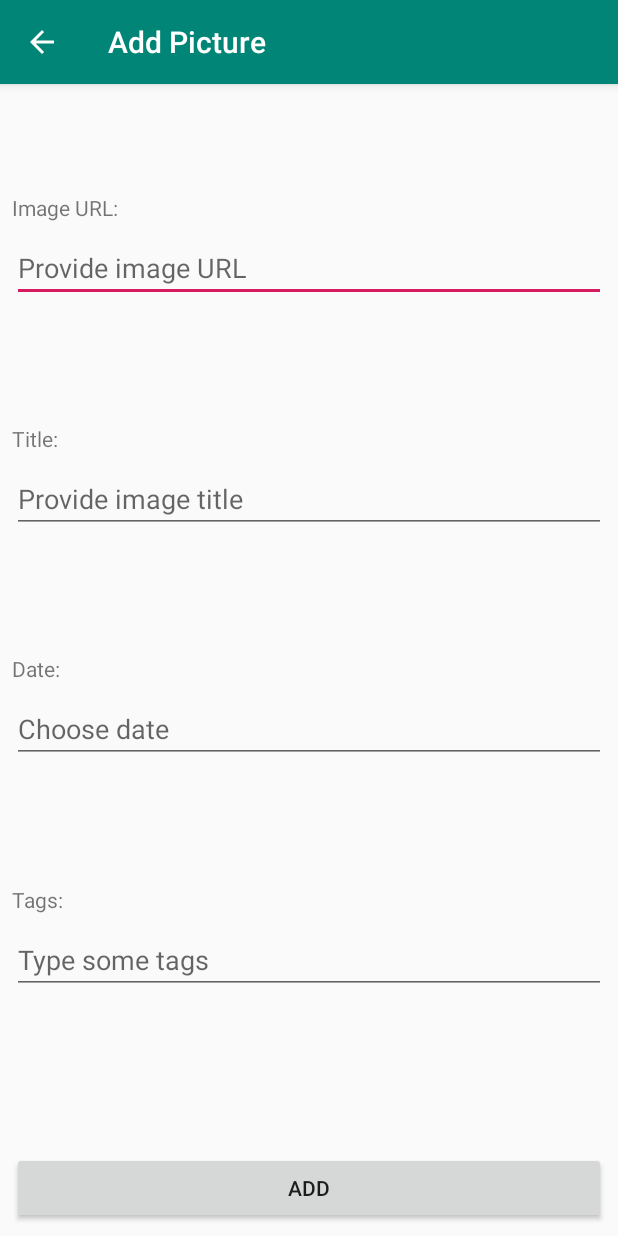
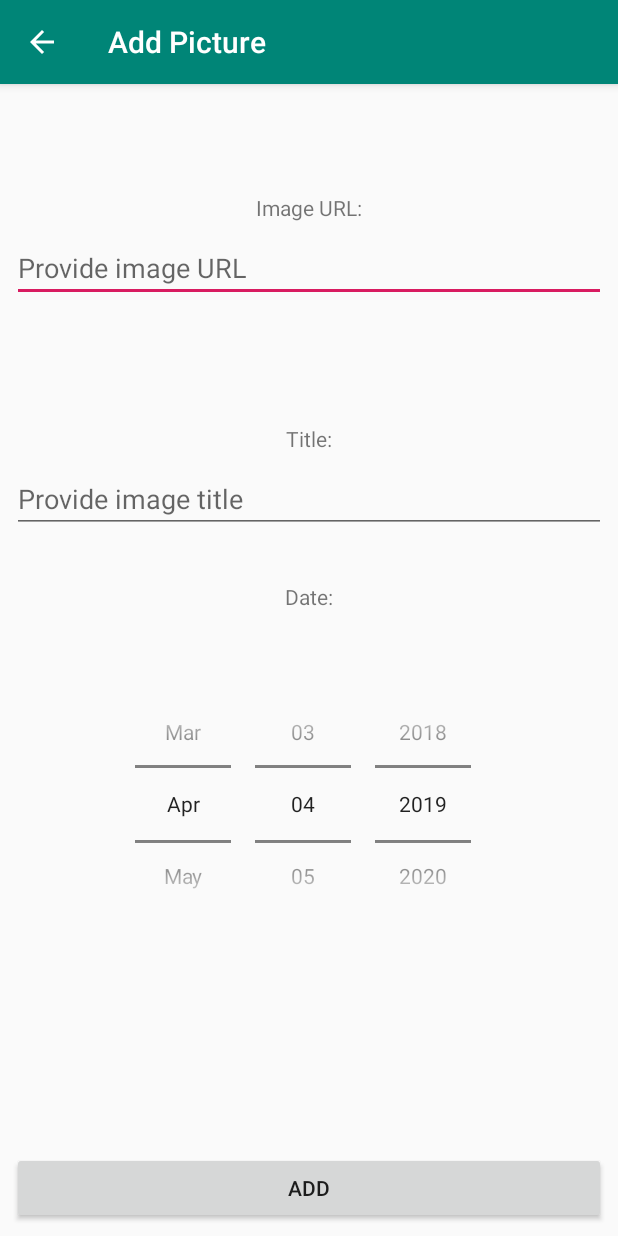
Before and after one commit to FigBar/SWiM, an Android app: the AddPictureActivity screen opened directly, with no data from a screen before it, on a phone screen of 412 x 824 dp. Run offline under Robolectric (Android 15) with nearby library versions, the phone set to English and light mode, and no system bars.

Commit message:
feat(labeler): Change component responsible for date input

```diff
--- a/PictureUploader/app/src/main/java/com/example/pictureuploader/AddPictureActivity.kt
+++ b/PictureUploader/app/src/main/java/com/example/pictureuploader/AddPictureActivity.kt
@@ -1,10 +1,12 @@
 package com.example.pictureuploader
 
 import android.app.Activity
+import android.content.Context
 import android.content.Intent
 import androidx.appcompat.app.AppCompatActivity
 import android.os.Bundle
 import android.view.View
+import android.widget.DatePicker
 import android.widget.EditText
 import android.widget.Toast
 import com.example.pictureuploader.logic.PictureRecord
@@ -28,23 +30,10 @@ class AddPictureActivity : AppCompatActivity() {
 
         val url = getValidParameter(url_input, "image url") ?: return
         val title = getValidParameter(title_input, "image title") ?: return
-        val date = getValidParameter(date_input, "date") ?: return
-        //val tags = tags_input.text.toString()
-        //val tagArray: Array<String> = tags.split(",").map { it.trim() }.toTypedArray()
-
-
-        val currentDate: Date
-        val dateParser = SimpleDateFormat("dd.MM.yyyy", Locale.getDefault())
-
-        try {
-            currentDate = dateParser.parse(date)
-        } catch (exc: ParseException) {
-            Toast.makeText(this, "Invalid date format", Toast.LENGTH_SHORT).show()
-            return
-        }
+        val date = date_picker.checkIfDateNotFromFuture(this) ?: return
 
         val replyIntent = Intent()
-        replyIntent.putExtra(REPLY_KEY, PictureRecord(url, title, currentDate, arrayOf(" ")))
+        replyIntent.putExtra(REPLY_KEY, PictureRecord(url, title, date))
         setResult(Activity.RESULT_OK, replyIntent)
         finish()
     }
@@ -57,4 +46,15 @@ class AddPictureActivity : AppCompatActivity() {
         }
         return src.text.toString()
     }
+
+    fun DatePicker.checkIfDateNotFromFuture(context: Context): Calendar? {
+        val date = Calendar.getInstance()
+        date.set(year, month, dayOfMonth)
+        if (date <= Calendar.getInstance()) {
+            return date
+        } else {
+            Toast.makeText(context, "Chosen date is invalid!", Toast.LENGTH_SHORT).show()
+            return null
+        }
+    }
 }
--- a/PictureUploader/app/src/main/java/com/example/pictureuploader/logic/PictureRecord.kt
+++ b/PictureUploader/app/src/main/java/com/example/pictureuploader/logic/PictureRecord.kt
@@ -5,5 +5,5 @@ import kotlinx.android.parcel.Parcelize
 import java.util.*
 
 @Parcelize
-data class PictureRecord(val url: String, val title: String, val date: Date, var tags: Array<String> ) : Parcelable {
+data class PictureRecord(val url: String, val title: String, val date: Calendar) : Parcelable {
 }
--- a/PictureUploader/app/src/main/java/com/example/pictureuploader/recycle_view/PictureComponentAdapter.kt
+++ b/PictureUploader/app/src/main/java/com/example/pictureuploader/recycle_view/PictureComponentAdapter.kt
@@ -33,7 +33,7 @@ class PictureComponentAdapter(private val dataSet: MutableList<PictureRecord>, p
 
     override fun onBindViewHolder(holder: PictureComponentViewHolder, position: Int) {
         holder.titleDisplay.text = dataSet[position].title
-        holder.dateDisplay.text = SimpleDateFormat("dd-MM-yyyy", Locale.getDefault()).format(dataSet[position].date)
+        holder.dateDisplay.text = SimpleDateFormat("dd-MM-yyyy", Locale.getDefault()).format(dataSet[position].date.time)
         loadPictureAndTags(dataSet[position].url, holder)
 
     }
--- a/PictureUploader/app/src/main/res/layout/activity_add_picture.xml
+++ b/PictureUploader/app/src/main/res/layout/activity_add_picture.xml
@@ -21,26 +21,20 @@
         app:layout_constraintGuide_percent="0.4" />
 
     <androidx.constraintlayout.widget.Guideline
-        android:id="@+id/guideline8"
-        android:layout_width="wrap_content"
-        android:layout_height="wrap_content"
-        android:orientation="horizontal"
-        app:layout_constraintGuide_percent="0.6" />
-
-    <androidx.constraintlayout.widget.Guideline
         android:id="@+id/guideline9"
         android:layout_width="wrap_content"
         android:layout_height="wrap_content"
         android:orientation="horizontal"
-        app:layout_constraintGuide_percent="0.8" />
+        app:layout_constraintGuide_percent="0.75" />
 
     <TextView
         android:id="@+id/url_label"
-        android:layout_width="wrap_content"
+        android:layout_width="0dp"
         android:layout_height="wrap_content"
         android:layout_marginStart="8dp"
         android:layout_marginEnd="8dp"
         android:layout_marginBottom="8dp"
+        android:gravity="center"
         android:text="Image URL:"
         app:layout_constraintBottom_toTopOf="@+id/url_input"
         app:layout_constraintEnd_toEndOf="parent"
@@ -83,76 +77,32 @@
 
     <TextView
         android:id="@+id/title_label"
-        android:layout_width="wrap_content"
+        android:layout_width="0dp"
         android:layout_height="wrap_content"
         android:layout_marginStart="8dp"
         android:layout_marginEnd="8dp"
         android:layout_marginBottom="8dp"
+        android:gravity="center"
         android:text="Title:"
         app:layout_constraintBottom_toTopOf="@+id/title_input"
         app:layout_constraintEnd_toEndOf="parent"
         app:layout_constraintHorizontal_bias="0.0"
         app:layout_constraintStart_toStartOf="parent" />
 
-    <EditText
-        android:id="@+id/date_input"
+    <DatePicker
+        android:id="@+id/date_picker"
         android:layout_width="0dp"
-        android:layout_height="wrap_content"
+        android:layout_height="0dp"
         android:layout_marginStart="8dp"
         android:layout_marginTop="8dp"
         android:layout_marginEnd="8dp"
         android:layout_marginBottom="8dp"
-        android:ems="10"
-        android:hint="Choose date"
-        android:inputType="date"
-        app:layout_constraintBottom_toTopOf="@+id/guideline8"
+        android:calendarViewShown="false"
+        android:datePickerMode="spinner"
+        app:layout_constraintBottom_toTopOf="@id/guideline9"
         app:layout_constraintEnd_toEndOf="parent"
         app:layout_constraintStart_toStartOf="parent"
-        app:layout_constraintTop_toTopOf="@+id/guideline7"
-        app:layout_constraintVertical_bias="1.0" />
-
-    <TextView
-        android:id="@+id/date_label"
-        android:layout_width="wrap_content"
-        android:layout_height="wrap_content"
-        android:layout_marginStart="8dp"
-        android:layout_marginEnd="8dp"
-        android:layout_marginBottom="8dp"
-        android:text="Date:"
-        app:layout_constraintBottom_toTopOf="@+id/date_input"
-        app:layout_constraintEnd_toEndOf="parent"
-        app:layout_constraintHorizontal_bias="0.0"
-        app:layout_constraintStart_toStartOf="parent" />
-
-    <EditText
-        android:id="@+id/tags_input"
-        android:layout_width="0dp"
-        android:layout_height="wrap_content"
-        android:layout_marginStart="8dp"
-        android:layout_marginTop="8dp"
-        android:layout_marginEnd="8dp"
-        android:layout_marginBottom="8dp"
-        android:ems="10"
-        android:hint="Type some tags"
-        android:inputType="textPersonName"
-        app:layout_constraintBottom_toTopOf="@+id/guideline9"
-        app:layout_constraintEnd_toEndOf="parent"
-        app:layout_constraintStart_toStartOf="parent"
-        app:layout_constraintTop_toTopOf="@+id/guideline8"
-        app:layout_constraintVertical_bias="1.0" />
-
-    <TextView
-        android:id="@+id/tags_label"
-        android:layout_width="wrap_content"
-        android:layout_height="wrap_content"
-        android:layout_marginStart="8dp"
-        android:layout_marginEnd="8dp"
-        android:layout_marginBottom="8dp"
-        android:text="Tags:"
-        app:layout_constraintBottom_toTopOf="@+id/tags_input"
-        app:layout_constraintEnd_toEndOf="parent"
-        app:layout_constraintHorizontal_bias="0.0"
-        app:layout_constraintStart_toStartOf="parent" />
+        app:layout_constraintTop_toTopOf="@+id/guideline8" />
 
     <Button
         android:id="@+id/add_picture_button"
@@ -162,11 +112,33 @@
         android:layout_marginTop="8dp"
         android:layout_marginEnd="8dp"
         android:layout_marginBottom="8dp"
+        android:onClick="onAddClicked"
         android:text="Add"
-        android:onClick="onAddClicked"
         app:layout_constraintBottom_toBottomOf="parent"
         app:layout_constraintEnd_toEndOf="parent"
         app:layout_constraintStart_toStartOf="parent"
         app:layout_constraintTop_toTopOf="@+id/guideline9"
         app:layout_constraintVertical_bias="1.0" />
+
+    <TextView
+        android:id="@+id/date_picker_label"
+        android:layout_width="0dp"
+        android:layout_height="0dp"
+        android:layout_marginStart="8dp"
+        android:layout_marginTop="8dp"
+        android:layout_marginEnd="8dp"
+        android:layout_marginBottom="8dp"
+        android:text="Date:"
+        android:gravity="center"
+        app:layout_constraintBottom_toTopOf="@+id/guideline8"
+        app:layout_constraintEnd_toEndOf="parent"
+        app:layout_constraintStart_toStartOf="parent"
+        app:layout_constraintTop_toBottomOf="@+id/title_input" />
+
+    <androidx.constraintlayout.widget.Guideline
+        android:id="@+id/guideline8"
+        android:layout_width="wrap_content"
+        android:layout_height="wrap_content"
+        android:orientation="horizontal"
+        app:layout_constraintGuide_percent="0.5" />
 </androidx.constraintlayout.widget.ConstraintLayout>
```
